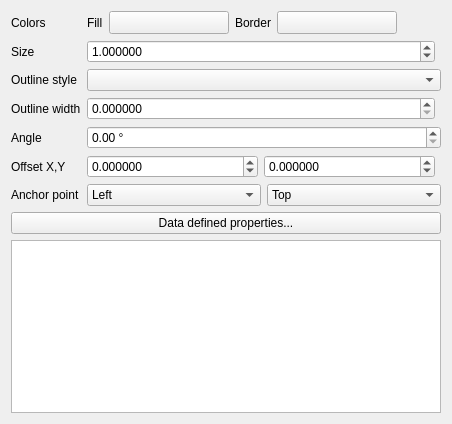
Before: the Qt Designer form src/ui/symbollayer/widget_simplemarker.ui in qgis/QGIS, drawn with Qt 5.
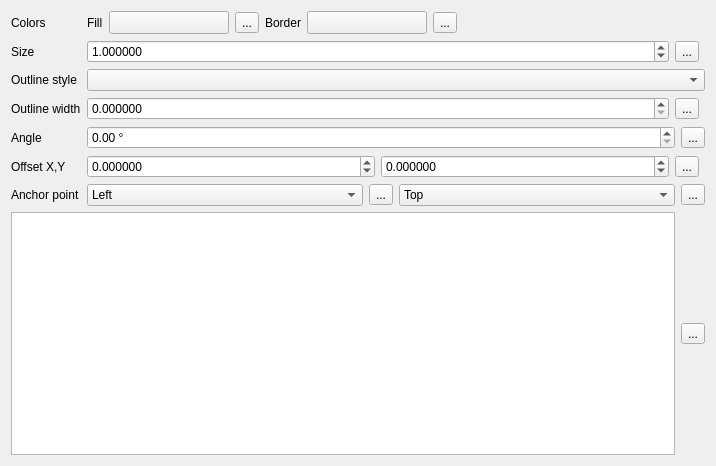
After: the same form once the commit is applied. Custom widgets are drawn as their Qt base class.

Diff of the .ui file:
```diff
--- a/src/ui/symbollayer/widget_simplemarker.ui
+++ b/src/ui/symbollayer/widget_simplemarker.ui
@@ -6,20 +6,126 @@
    <rect>
     <x>0</x>
     <y>0</y>
-    <width>452</width>
-    <height>424</height>
+    <width>716</width>
+    <height>466</height>
    </rect>
   </property>
   <property name="windowTitle">
    <string>Form</string>
   </property>
   <layout class="QGridLayout" name="gridLayout">
-   <item row="0" column="0">
-    <widget class="QLabel" name="label_6">
-     <property name="text">
-      <string>Colors</string>
-     </property>
-    </widget>
+   <item row="9" column="1">
+    <layout class="QHBoxLayout" name="horizontalLayout">
+     <item>
+      <widget class="QgsDoubleSpinBox" name="spinOffsetX">
+       <property name="sizePolicy">
+        <sizepolicy hsizetype="Minimum" vsizetype="Fixed">
+         <horstretch>1</horstretch>
+         <verstretch>0</verstretch>
+        </sizepolicy>
+       </property>
+       <property name="decimals">
+        <number>6</number>
+       </property>
+       <property name="minimum">
+        <double>-100.000000000000000</double>
+       </property>
+       <property name="singleStep">
+        <double>0.200000000000000</double>
+       </property>
+      </widget>
+     </item>
+     <item>
+      <widget class="QgsDoubleSpinBox" name="spinOffsetY">
+       <property name="sizePolicy">
+        <sizepolicy hsizetype="Minimum" vsizetype="Fixed">
+         <horstretch>1</horstretch>
+         <verstretch>0</verstretch>
+        </sizepolicy>
+       </property>
+       <property name="decimals">
+        <number>6</number>
+       </property>
+       <property name="minimum">
+        <double>-100.000000000000000</double>
+       </property>
+       <property name="singleStep">
+        <double>0.200000000000000</double>
+       </property>
+      </widget>
+     </item>
+     <item>
+      <widget class="QgsDataDefinedButton" name="mOffsetDDBtn">
+       <property name="text">
+        <string>...</string>
+       </property>
+      </widget>
+     </item>
+     <item>
+      <widget class="QgsUnitSelectionWidget" name="mOffsetUnitWidget" native="true">
+       <property name="minimumSize">
+        <size>
+         <width>0</width>
+         <height>0</height>
+        </size>
+       </property>
+      </widget>
+     </item>
+    </layout>
+   </item>
+   <item row="11" column="0" colspan="2">
+    <layout class="QHBoxLayout" name="horizontalLayout_8">
+     <item>
+      <widget class="QListWidget" name="lstNames">
+       <property name="sizePolicy">
+        <sizepolicy hsizetype="Preferred" vsizetype="Expanding">
+         <horstretch>0</horstretch>
+         <verstretch>0</verstretch>
+        </sizepolicy>
+       </property>
+       <property name="editTriggers">
+        <set>QAbstractItemView::NoEditTriggers</set>
+       </property>
+       <property name="iconSize">
+        <size>
+         <width>20</width>
+         <height>20</height>
+        </size>
+       </property>
+       <property name="movement">
+        <enum>QListView::Static</enum>
+       </property>
+       <property name="flow">
+        <enum>QListView::LeftToRight</enum>
+       </property>
+       <property name="resizeMode">
+        <enum>QListView::Adjust</enum>
+       </property>
+       <property name="spacing">
+        <number>4</number>
+       </property>
+       <property name="gridSize">
+        <size>
+         <width>30</width>
+         <height>25</height>
+        </size>
+       </property>
+       <property name="viewMode">
+        <enum>QListView::IconMode</enum>
+       </property>
+       <property name="wordWrap">
+        <bool>true</bool>
+       </property>
+      </widget>
+     </item>
+     <item>
+      <widget class="QgsDataDefinedButton" name="mNameDDBtn">
+       <property name="text">
+        <string>...</string>
+       </property>
+      </widget>
+     </item>
+    </layout>
    </item>
    <item row="0" column="1">
     <layout class="QHBoxLayout" name="horizontalLayout_2">
@@ -49,6 +155,13 @@
        </property>
       </widget>
      </item>
+     <item>
+      <widget class="QgsDataDefinedButton" name="mFillColorDDBtn">
+       <property name="text">
+        <string>...</string>
+       </property>
+      </widget>
+     </item>
      <item>
       <widget class="QLabel" name="label">
        <property name="sizePolicy">
@@ -81,6 +194,13 @@
        </property>
       </widget>
      </item>
+     <item>
+      <widget class="QgsDataDefinedButton" name="mBorderColorDDBtn">
+       <property name="text">
+        <string>...</string>
+       </property>
+      </widget>
+     </item>
      <item>
       <spacer name="horizontalSpacer">
        <property name="orientation">
@@ -96,112 +216,7 @@
      </item>
     </layout>
    </item>
-   <item row="1" column="0">
-    <widget class="QLabel" name="label_3">
-     <property name="text">
-      <string>Size</string>
-     </property>
-    </widget>
-   </item>
-   <item row="1" column="1">
-    <layout class="QHBoxLayout" name="horizontalLayout_3">
-     <item>
-      <widget class="QgsDoubleSpinBox" name="spinSize">
-       <property name="sizePolicy">
-        <sizepolicy hsizetype="Minimum" vsizetype="Fixed">
-         <horstretch>1</horstretch>
-         <verstretch>0</verstretch>
-        </sizepolicy>
-       </property>
-       <property name="decimals">
-        <number>6</number>
-       </property>
-       <property name="maximum">
-        <double>100000.000000000000000</double>
-       </property>
-       <property name="singleStep">
-        <double>0.200000000000000</double>
-       </property>
-       <property name="value">
-        <double>1.000000000000000</double>
-       </property>
-       <property name="showClearButton">
-        <bool>false</bool>
-       </property>
-      </widget>
-     </item>
-     <item>
-      <widget class="QgsUnitSelectionWidget" name="mSizeUnitWidget" native="true"/>
-     </item>
-    </layout>
-   </item>
-   <item row="2" column="0">
-    <widget class="QLabel" name="mOutlineStyleLabel">
-     <property name="text">
-      <string>Outline style</string>
-     </property>
-    </widget>
-   </item>
-   <item row="2" column="1">
-    <widget class="QgsPenStyleComboBox" name="mOutlineStyleComboBox"/>
-   </item>
-   <item row="3" column="0">
-    <widget class="QLabel" name="mOutlineWidthLabel">
-     <property name="text">
-      <string>Outline width</string>
-     </property>
-    </widget>
-   </item>
-   <item row="3" column="1">
-    <layout class="QHBoxLayout" name="horizontalLayout_4">
-     <item>
-      <widget class="QgsDoubleSpinBox" name="mOutlineWidthSpinBox">
-       <property name="sizePolicy">
-        <sizepolicy hsizetype="Minimum" vsizetype="Fixed">
-         <horstretch>1</horstretch>
-         <verstretch>0</verstretch>
-        </sizepolicy>
-       </property>
-       <property name="decimals">
-        <number>6</number>
-       </property>
-       <property name="singleStep">
-        <double>0.200000000000000</double>
-       </property>
-       <property name="showClearButton">
-        <bool>false</bool>
-       </property>
-      </widget>
-     </item>
-     <item>
-      <widget class="QgsUnitSelectionWidget" name="mOutlineWidthUnitWidget" native="true"/>
-     </item>
-    </layout>
-   </item>
-   <item row="4" column="0">
-    <widget class="QLabel" name="label_4">
-     <property name="text">
-      <string>Angle</string>
-     </property>
-    </widget>
-   </item>
-   <item row="4" column="1">
-    <widget class="QgsDoubleSpinBox" name="spinAngle">
-     <property name="suffix">
-      <string> °</string>
-     </property>
-     <property name="decimals">
-      <number>2</number>
-     </property>
-     <property name="maximum">
-      <double>360.000000000000000</double>
-     </property>
-     <property name="singleStep">
-      <double>0.500000000000000</double>
-     </property>
-    </widget>
-   </item>
-   <item row="5" column="0">
+   <item row="9" column="0">
     <widget class="QLabel" name="label_5">
      <property name="text">
       <string>Offset X,Y</string>
@@ -209,58 +224,13 @@
     </widget>
    </item>
    <item row="5" column="1">
-    <layout class="QHBoxLayout" name="horizontalLayout">
+    <layout class="QHBoxLayout" name="horizontalLayout_10">
      <item>
-      <widget class="QgsDoubleSpinBox" name="spinOffsetX">
-       <property name="sizePolicy">
-        <sizepolicy hsizetype="Minimum" vsizetype="Fixed">
-         <horstretch>1</horstretch>
-         <verstretch>0</verstretch>
-        </sizepolicy>
-       </property>
-       <property name="decimals">
-        <number>6</number>
-       </property>
-       <property name="minimum">
-        <double>-100.000000000000000</double>
-       </property>
-       <property name="singleStep">
-        <double>0.200000000000000</double>
-       </property>
-      </widget>
-     </item>
-     <item>
-      <widget class="QgsDoubleSpinBox" name="spinOffsetY">
-       <property name="sizePolicy">
-        <sizepolicy hsizetype="Minimum" vsizetype="Fixed">
-         <horstretch>1</horstretch>
-         <verstretch>0</verstretch>
-        </sizepolicy>
-       </property>
-       <property name="decimals">
-        <number>6</number>
-       </property>
-       <property name="minimum">
-        <double>-100.000000000000000</double>
-       </property>
-       <property name="singleStep">
-        <double>0.200000000000000</double>
-       </property>
-      </widget>
-     </item>
-     <item>
-      <widget class="QgsUnitSelectionWidget" name="mOffsetUnitWidget" native="true"/>
+      <widget class="QgsPenStyleComboBox" name="mOutlineStyleComboBox"/>
      </item>
     </layout>
    </item>
-   <item row="6" column="0">
-    <widget class="QLabel" name="mAnchorPointLabel">
-     <property name="text">
-      <string>Anchor point</string>
-     </property>
-    </widget>
-   </item>
-   <item row="6" column="1">
+   <item row="10" column="1">
     <layout class="QHBoxLayout" name="horizontalLayout_5">
      <item>
       <widget class="QComboBox" name="mHorizontalAnchorComboBox">
@@ -281,6 +251,13 @@
        </item>
       </widget>
      </item>
+     <item>
+      <widget class="QgsDataDefinedButton" name="mHorizontalAnchorDDBtn">
+       <property name="text">
+        <string>...</string>
+       </property>
+      </widget>
+     </item>
      <item>
       <widget class="QComboBox" name="mVerticalAnchorComboBox">
        <item>
@@ -300,61 +277,167 @@
        </item>
       </widget>
      </item>
+     <item>
+      <widget class="QgsDataDefinedButton" name="mVerticalAnchorDDBtn">
+       <property name="text">
+        <string>...</string>
+       </property>
+      </widget>
+     </item>
     </layout>
    </item>
-   <item row="7" column="0" colspan="2">
-    <widget class="QPushButton" name="mDataDefinedPropertiesButton">
-     <property name="sizePolicy">
-      <sizepolicy hsizetype="Minimum" vsizetype="Fixed">
-       <horstretch>0</horstretch>
-       <verstretch>0</verstretch>
-      </sizepolicy>
+   <item row="0" column="0">
+    <widget class="QLabel" name="label_6">
+     <property name="text">
+      <string>Colors</string>
      </property>
+    </widget>
+   </item>
+   <item row="8" column="1">
+    <layout class="QHBoxLayout" name="horizontalLayout_6">
+     <item>
+      <widget class="QgsDoubleSpinBox" name="spinAngle">
+       <property name="suffix">
+        <string> °</string>
+       </property>
+       <property name="decimals">
+        <number>2</number>
+       </property>
+       <property name="maximum">
+        <double>360.000000000000000</double>
+       </property>
+       <property name="singleStep">
+        <double>0.500000000000000</double>
+       </property>
+      </widget>
+     </item>
+     <item>
+      <widget class="QgsDataDefinedButton" name="mAngleDDBtn">
+       <property name="text">
+        <string>...</string>
+       </property>
+      </widget>
+     </item>
+    </layout>
+   </item>
+   <item row="1" column="1">
+    <layout class="QHBoxLayout" name="horizontalLayout_3">
+     <item>
+      <widget class="QgsDoubleSpinBox" name="spinSize">
+       <property name="sizePolicy">
+        <sizepolicy hsizetype="Minimum" vsizetype="Fixed">
+         <horstretch>1</horstretch>
+         <verstretch>0</verstretch>
+        </sizepolicy>
+       </property>
+       <property name="decimals">
+        <number>6</number>
+       </property>
+       <property name="maximum">
+        <double>100000.000000000000000</double>
+       </property>
+       <property name="singleStep">
+        <double>0.200000000000000</double>
+       </property>
+       <property name="value">
+        <double>1.000000000000000</double>
+       </property>
+       <property name="showClearButton" stdset="0">
+        <bool>false</bool>
+       </property>
+      </widget>
+     </item>
+     <item>
+      <widget class="QgsDataDefinedButton" name="mSizeDDBtn">
+       <property name="text">
+        <string>...</string>
+       </property>
+      </widget>
+     </item>
+     <item>
+      <widget class="QgsUnitSelectionWidget" name="mSizeUnitWidget" native="true">
+       <property name="minimumSize">
+        <size>
+         <width>0</width>
+         <height>0</height>
+        </size>
+       </property>
+      </widget>
+     </item>
+    </layout>
+   </item>
+   <item row="6" column="1">
+    <layout class="QHBoxLayout" name="horizontalLayout_4">
+     <item>
+      <widget class="QgsDoubleSpinBox" name="mOutlineWidthSpinBox">
+       <property name="sizePolicy">
+        <sizepolicy hsizetype="Minimum" vsizetype="Fixed">
+         <horstretch>1</horstretch>
+         <verstretch>0</verstretch>
+        </sizepolicy>
+       </property>
+       <property name="decimals">
+        <number>6</number>
+       </property>
+       <property name="singleStep">
+        <double>0.200000000000000</double>
+       </property>
+       <property name="showClearButton" stdset="0">
+        <bool>false</bool>
+       </property>
+      </widget>
+     </item>
+     <item>
+      <widget class="QgsDataDefinedButton" name="mOutlineWidthDDBtn">
+       <property name="text">
+        <string>...</string>
+       </property>
+      </widget>
+     </item>
+     <item>
+      <widget class="QgsUnitSelectionWidget" name="mOutlineWidthUnitWidget" native="true">
+       <property name="minimumSize">
+        <size>
+         <width>0</width>
+         <height>0</height>
+        </size>
+       </property>
+      </widget>
+     </item>
+    </layout>
+   </item>
+   <item row="10" column="0">
+    <widget class="QLabel" name="mAnchorPointLabel">
      <property name="text">
-      <string>Data defined properties...</string>
+      <string>Anchor point</string>
      </property>
     </widget>
    </item>
-   <item row="8" column="0" colspan="2">
-    <widget class="QListWidget" name="lstNames">
-     <property name="sizePolicy">
-      <sizepolicy hsizetype="Preferred" vsizetype="Expanding">
-       <horstretch>0</horstretch>
-       <verstretch>0</verstretch>
-      </sizepolicy>
+   <item row="6" column="0">
+    <widget class="QLabel" name="mOutlineWidthLabel">
+     <property name="text">
+      <string>Outline width</string>
      </property>
-     <property name="editTriggers">
-      <set>QAbstractItemView::NoEditTriggers</set>
+    </widget>
+   </item>
+   <item row="8" column="0">
+    <widget class="QLabel" name="label_4">
+     <property name="text">
+      <string>Angle</string>
      </property>
-     <property name="iconSize">
-      <size>
-       <width>20</width>
-       <height>20</height>
-      </size>
+    </widget>
+   </item>
+   <item row="1" column="0">
+    <widget class="QLabel" name="label_3">
+     <property name="text">
+      <string>Size</string>
      </property>
-     <property name="movement">
-      <enum>QListView::Static</enum>
-     </property>
-     <property name="flow">
-      <enum>QListView::LeftToRight</enum>
-     </property>
-     <property name="resizeMode">
-      <enum>QListView::Adjust</enum>
-     </property>
-     <property name="spacing">
-      <number>4</number>
-     </property>
-     <property name="gridSize">
-      <size>
-       <width>30</width>
-       <height>25</height>
-      </size>
-     </property>
-     <property name="viewMode">
-      <enum>QListView::IconMode</enum>
-     </property>
-     <property name="wordWrap">
-      <bool>true</bool>
+    </widget>
+   </item>
+   <item row="5" column="0">
+    <widget class="QLabel" name="mOutlineStyleLabel">
+     <property name="text">
+      <string>Outline style</string>
      </property>
     </widget>
    </item>
@@ -383,6 +466,11 @@
    <extends>QComboBox</extends>
    <header>qgspenstylecombobox.h</header>
   </customwidget>
+  <customwidget>
+   <class>QgsDataDefinedButton</class>
+   <extends>QToolButton</extends>
+   <header>qgsdatadefinedbutton.h</header>
+  </customwidget>
  </customwidgets>
  <tabstops>
   <tabstop>btnChangeColorFill</tabstop>
```
Left out of the diff: 7 changed lines with no effect on the pictures.
